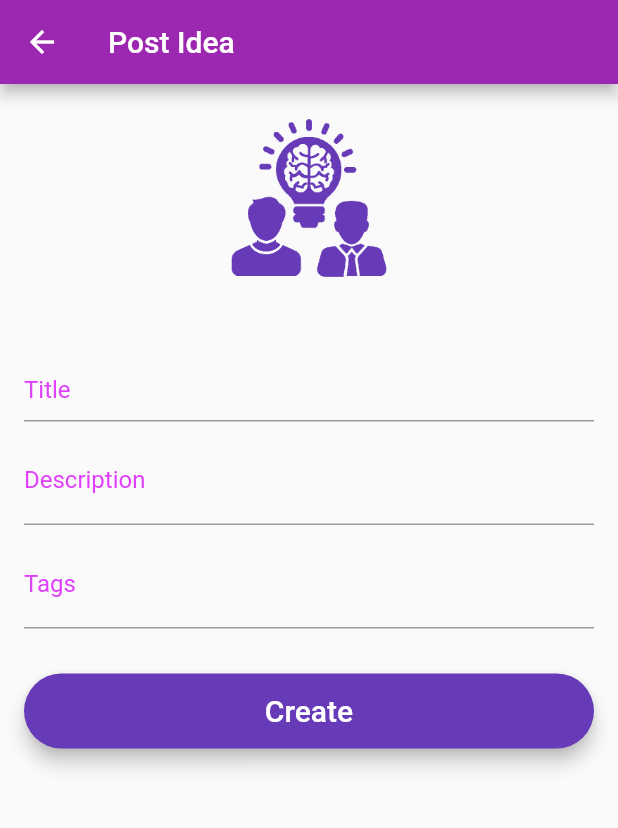
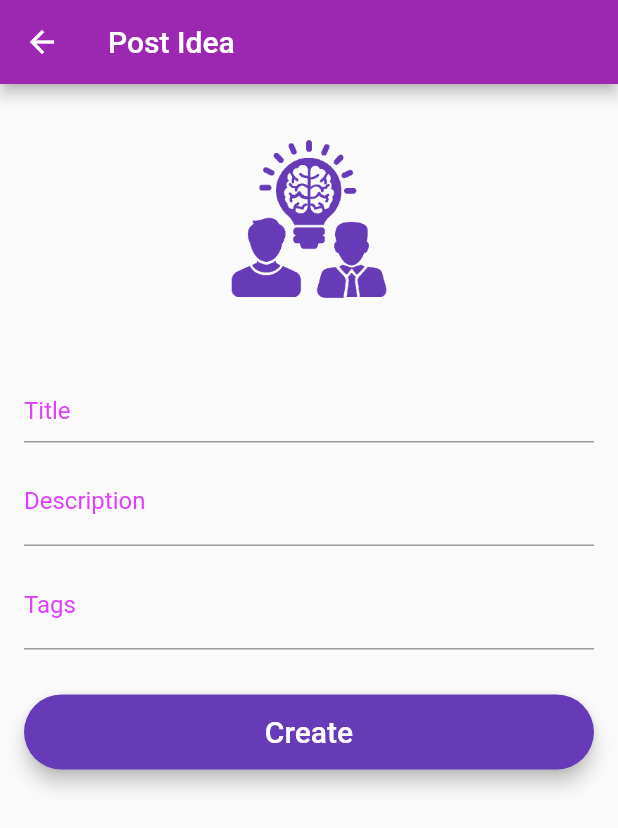
Before and after one commit to shivenigma/flutter-hack-2019, a Flutter app: the PostIdeaPage screen opened directly, on a phone screen of 412 x 824 dp. Shown: the top 828 px of the screen. Run offline on Flutter 3.47's test engine with Material 2 defaults, Android fonts, the phone set to English and light mode, and no system bars; our stand-ins replace cloud_firestore, firebase_auth, splashscreen; accounts and stored records are empty.

Commit message:
design fix

```diff
--- a/lib/post_idea.dart
+++ b/lib/post_idea.dart
@@ -114,7 +114,7 @@ class _PostIdeaPageState extends State<PostIdeaPage> {
     return new Hero(
       tag: 'hero',
       child: Padding(
-        padding: EdgeInsets.fromLTRB(0.0, 0.0, 0.0, 0.0),
+        padding: EdgeInsets.fromLTRB(0.0, 30.0, 0.0, 0.0),
         child: CircleAvatar(
           backgroundColor: Colors.transparent,
           radius: 60.0,
@@ -182,7 +182,7 @@ class _PostIdeaPageState extends State<PostIdeaPage> {
 
   Widget _showBody() {
     return new Container(
-        padding: EdgeInsets.all(16.0),
+        padding: EdgeInsets.fromLTRB(16.0, 0.0, 16.0, 0.0),
         child: new Form(
           key: _formKey,
           child: new ListView(
@@ -191,7 +191,8 @@ class _PostIdeaPageState extends State<PostIdeaPage> {
               _showLogo(),
               _buildTitleTextField(),
               _buildDescriptionTextField(),
-              _buildTagField(),/*
+              _buildTagField(),
+              /*
               _buildToggleSwitchField(),*/
               _submitButtonField()
             ],
```
